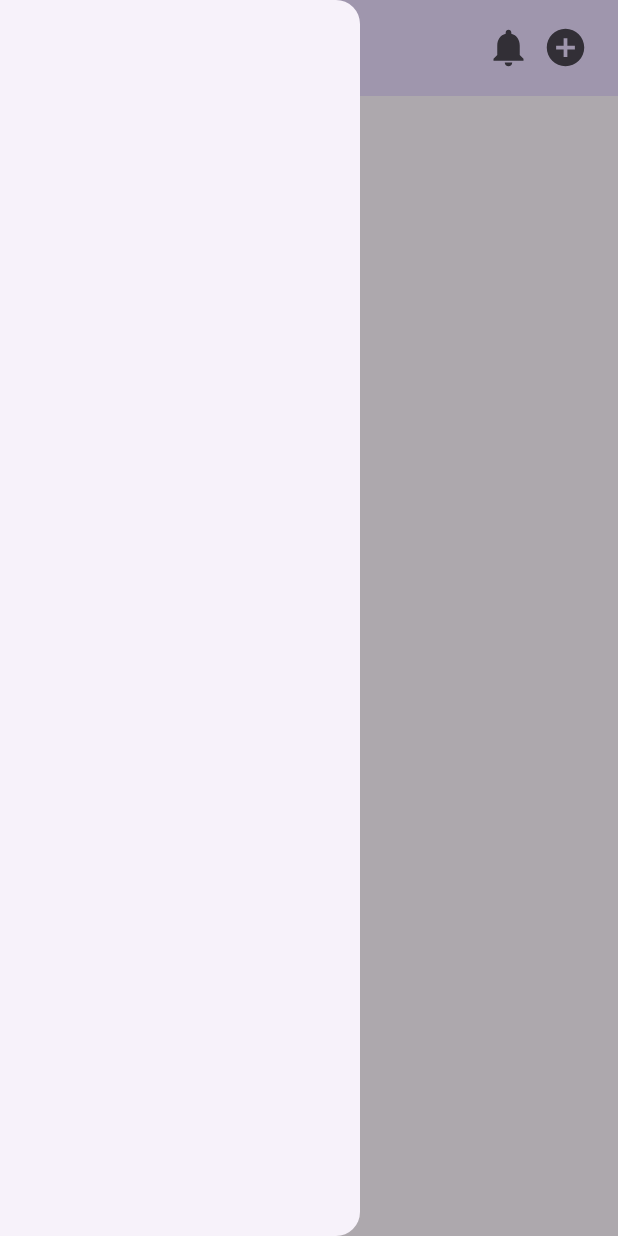
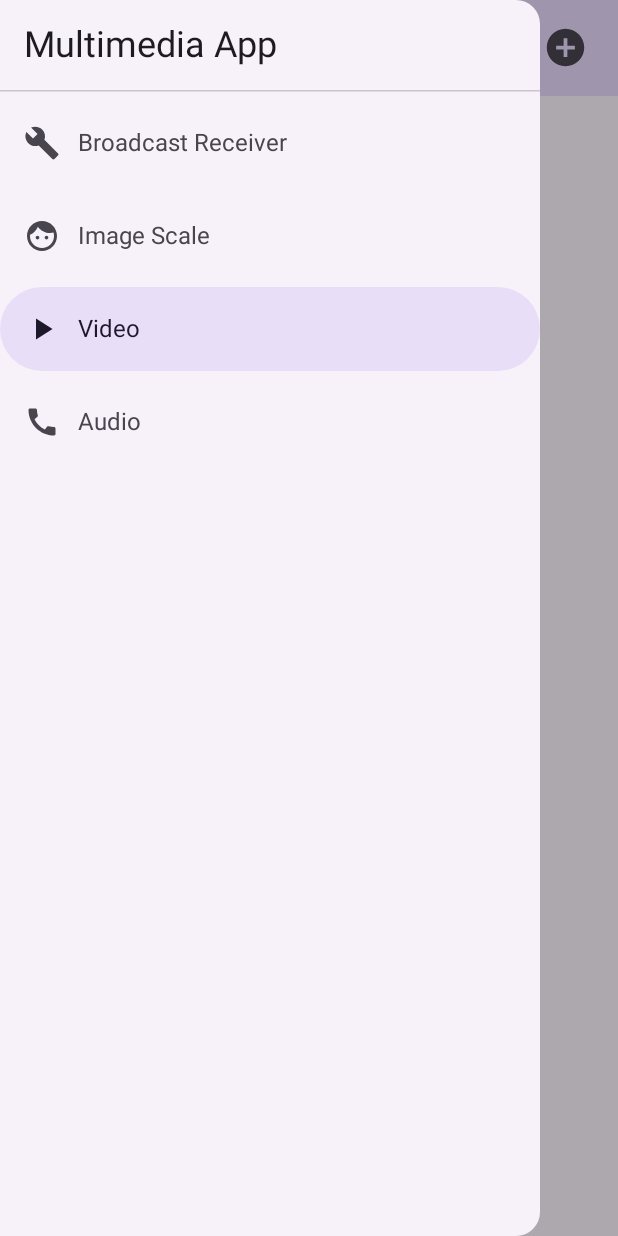
Before and after one commit to MHThe1/Multimedia-App-Kotlin, an Android app built with Jetpack Compose: the screen it shows after launch (MainActivity), after a tap on "Menu", on a phone screen of 412 x 824 dp. Run offline under Robolectric (Android 15) with nearby library versions, the phone set to English and light mode, and no system bars.

Commit message:
NavDrawer with nav drawer items added

```diff
--- a/app/src/main/java/com/classwork/multimediaapp/MainActivity.kt
+++ b/app/src/main/java/com/classwork/multimediaapp/MainActivity.kt
@@ -5,19 +5,26 @@ import androidx.activity.ComponentActivity
 import androidx.activity.compose.setContent
 import androidx.activity.enableEdgeToEdge
 import androidx.compose.foundation.clickable
+import androidx.compose.foundation.layout.Spacer
+import androidx.compose.foundation.layout.height
 import androidx.compose.foundation.layout.padding
 import androidx.compose.foundation.layout.size
 import androidx.compose.material.icons.Icons
 import androidx.compose.material.icons.filled.AddCircle
+import androidx.compose.material.icons.filled.Build
+import androidx.compose.material.icons.filled.Call
+import androidx.compose.material.icons.filled.Face
 import androidx.compose.material.icons.filled.Menu
 import androidx.compose.material.icons.filled.Notifications
-import androidx.compose.material.icons.filled.Settings
+import androidx.compose.material.icons.filled.PlayArrow
 import androidx.compose.material3.DrawerValue
 import androidx.compose.material3.ExperimentalMaterial3Api
+import androidx.compose.material3.HorizontalDivider
 import androidx.compose.material3.Icon
 import androidx.compose.material3.MaterialTheme
 import androidx.compose.material3.ModalDrawerSheet
 import androidx.compose.material3.ModalNavigationDrawer
+import androidx.compose.material3.NavigationDrawerItem
 import androidx.compose.material3.Scaffold
 import androidx.compose.material3.Text
 import androidx.compose.material3.TopAppBar
@@ -28,6 +35,7 @@ import androidx.compose.runtime.rememberCoroutineScope
 import androidx.compose.ui.Modifier
 import androidx.compose.ui.tooling.preview.Preview
 import androidx.compose.ui.unit.dp
+import androidx.compose.ui.unit.sp
 import com.classwork.multimediaapp.ui.theme.MultimediaAppTheme
 import kotlinx.coroutines.launch
 
@@ -73,7 +81,80 @@ fun Screen(modifier: Modifier = Modifier) {
 
 @Composable
 fun DrawerContent(modifier: Modifier = Modifier) {
+    Text(
+        text = "Multimedia App",
+        fontSize = 24.sp,
+        modifier = Modifier.padding(16.dp)
+    )
+    HorizontalDivider()
 
+    Spacer(modifier = Modifier.height(6.dp))
+
+    NavigationDrawerItem(
+        icon = {
+            Icon(
+                imageVector = Icons.Default.Build,
+                contentDescription = "Broadcast Receiver"
+            )
+        },
+        label = { Text(
+            text = "Broadcast Receiver",
+            fontSize = 16.sp,
+        ) },
+        selected = false,
+        onClick = { /*TODO*/ },
+    )
+
+    Spacer(modifier = Modifier.height(6.dp))
+
+    NavigationDrawerItem(
+        icon = {
+            Icon(
+                imageVector = Icons.Default.Face,
+                contentDescription = "Image Scale"
+            )
+        },
+        label = { Text(
+            text = "Image Scale",
+            fontSize = 16.sp,
+        ) },
+        selected = false,
+        onClick = { /*TODO*/ },
+    )
+
+    Spacer(modifier = Modifier.height(6.dp))
+
+    NavigationDrawerItem(
+        icon = {
+            Icon(
+                imageVector = Icons.Default.PlayArrow,
+                contentDescription = "Video"
+            )
+        },
+        label = { Text(
+            text = "Video",
+            fontSize = 16.sp,
+        ) },
+        selected = true,
+        onClick = { /*TODO*/ },
+    )
+
+    Spacer(modifier = Modifier.height(6.dp))
+
+    NavigationDrawerItem(
+        icon = {
+            Icon(
+                imageVector = Icons.Default.Call,
+                contentDescription = "Audio"
+            )
+        },
+        label = { Text(
+            text = "Audio",
+            fontSize = 16.sp,
+        ) },
+        selected = false,
+        onClick = { /*TODO*/ },
+    )
 }
 
 @Composable
```
